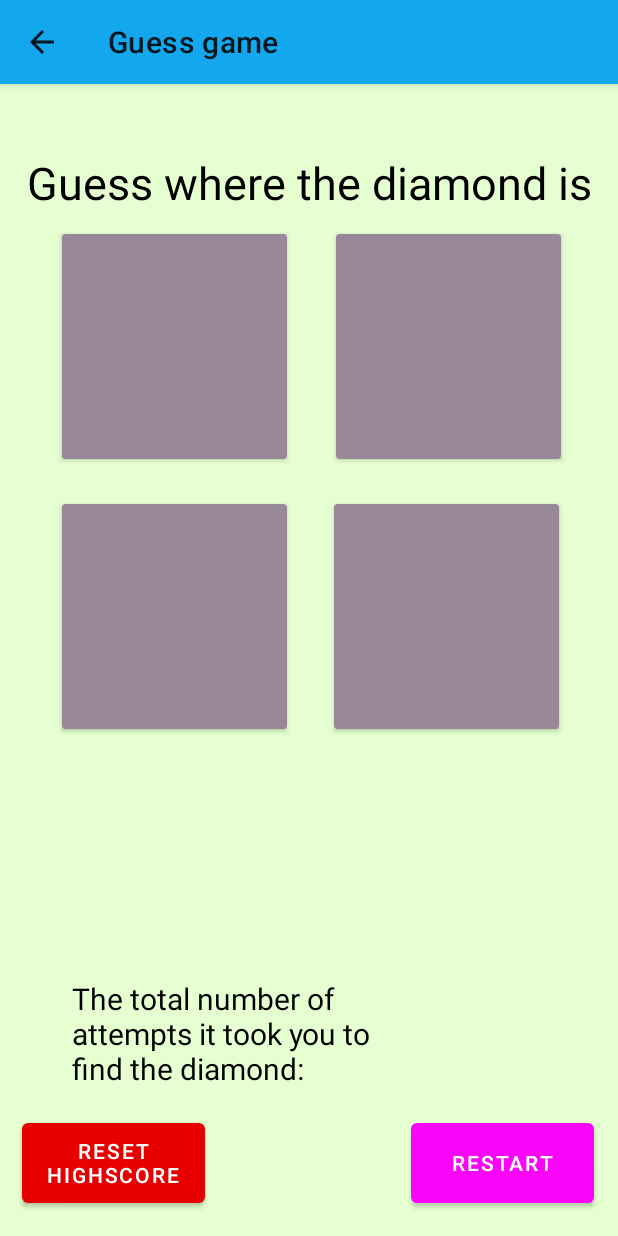
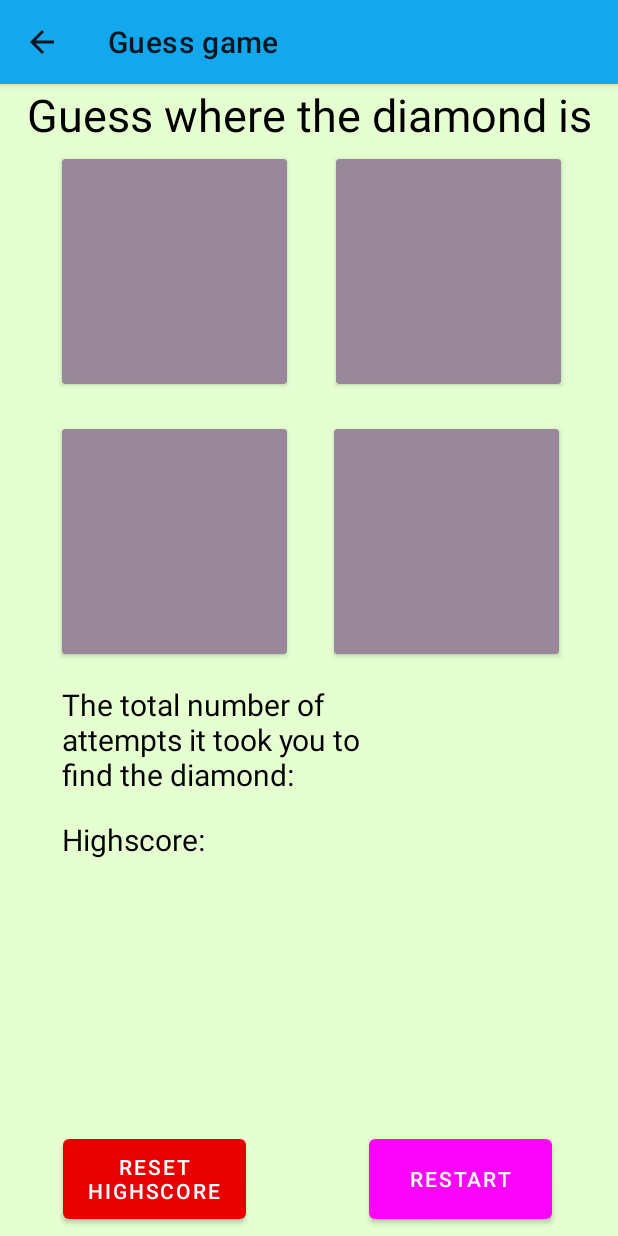
Before and after one commit to Jonnellisuus/Android-java, an Android app: the GuessGame screen opened directly, with no data from a screen before it, on a phone screen of 412 x 824 dp. Run offline under Robolectric (Android 15) with nearby library versions, the phone set to English and light mode, and no system bars; network calls fail.

Commit message:
Added highscore text.

```diff
--- a/android-java-programming/app/src/main/res/layout/activity_guess_game.xml
+++ b/android-java-programming/app/src/main/res/layout/activity_guess_game.xml
@@ -12,7 +12,7 @@
         android:layout_width="100dp"
         android:layout_height="100dp"
         android:layout_marginStart="250dp"
-        android:layout_marginTop="305dp"
+        android:layout_marginTop="255dp"
         android:visibility="invisible"
         app:layout_constraintStart_toStartOf="parent"
         app:layout_constraintTop_toTopOf="parent"
@@ -23,7 +23,7 @@
         android:layout_width="100dp"
         android:layout_height="100dp"
         android:layout_marginStart="65dp"
-        android:layout_marginTop="305dp"
+        android:layout_marginTop="255dp"
         android:visibility="invisible"
         app:layout_constraintStart_toStartOf="parent"
         app:layout_constraintTop_toTopOf="parent"
@@ -34,7 +34,7 @@
         android:layout_width="100dp"
         android:layout_height="100dp"
         android:layout_marginStart="250dp"
-        android:layout_marginTop="125dp"
+        android:layout_marginTop="75dp"
         android:visibility="invisible"
         app:layout_constraintStart_toStartOf="parent"
         app:layout_constraintTop_toTopOf="parent"
@@ -45,7 +45,7 @@
         android:layout_width="100dp"
         android:layout_height="100dp"
         android:layout_marginStart="65dp"
-        android:layout_marginTop="125dp"
+        android:layout_marginTop="75dp"
         android:visibility="invisible"
         app:layout_constraintStart_toStartOf="parent"
         app:layout_constraintTop_toTopOf="parent"
@@ -55,7 +55,7 @@
         android:id="@+id/guessGameFirstCard"
         android:layout_width="150dp"
         android:layout_height="150dp"
-        android:layout_marginTop="280dp"
+        android:layout_marginTop="230dp"
         android:layout_marginEnd="3dp"
         android:clickable="true"
         android:focusable="true"
@@ -72,7 +72,7 @@
         android:layout_width="150dp"
         android:layout_height="150dp"
         android:layout_marginStart="8dp"
-        android:layout_marginTop="280dp"
+        android:layout_marginTop="230dp"
         android:clickable="true"
         android:focusable="true"
         android:foreground="?attr/selectableItemBackground"
@@ -87,7 +87,7 @@
         android:id="@+id/guessGameThirdCard"
         android:layout_width="150dp"
         android:layout_height="150dp"
-        android:layout_marginTop="100dp"
+        android:layout_marginTop="50dp"
         android:layout_marginEnd="10dp"
         android:clickable="true"
         android:focusable="true"
@@ -104,7 +104,7 @@
         android:layout_width="150dp"
         android:layout_height="150dp"
         android:layout_marginStart="8dp"
-        android:layout_marginTop="100dp"
+        android:layout_marginTop="50dp"
         android:clickable="true"
         android:focusable="true"
         android:foreground="?attr/selectableItemBackground"
@@ -122,7 +122,6 @@
         android:layout_width="wrap_content"
         android:layout_height="wrap_content"
         android:layout_marginStart="8dp"
-        android:layout_marginTop="45dp"
         android:layout_marginEnd="8dp"
         android:text="@string/guessGameTitle"
         android:textColor="@android:color/black"
@@ -135,10 +134,8 @@
         android:id="@+id/restartGuessGame"
         android:layout_width="122dp"
         android:layout_height="65dp"
-        android:layout_gravity="end|bottom"
-        android:layout_margin="16dp"
-        android:layout_marginEnd="204dp"
-        android:layout_marginBottom="80dp"
+        android:layout_marginEnd="44dp"
+        android:layout_marginBottom="5dp"
         android:text="@string/guessGameRefreshButton"
         app:backgroundTint="@color/guessGameRestartButton"
         app:layout_constraintBottom_toBottomOf="parent"
@@ -148,8 +145,8 @@
         android:id="@+id/resetHighScore"
         android:layout_width="122dp"
         android:layout_height="65dp"
-        android:layout_marginEnd="275dp"
-        android:layout_marginBottom="16dp"
+        android:layout_marginEnd="248dp"
+        android:layout_marginBottom="5dp"
         android:text="@string/guessGameResetHighScoreButton"
         app:backgroundTint="@color/resetHighScoreButton"
         app:layout_constraintBottom_toBottomOf="parent"
@@ -159,17 +156,14 @@
         android:id="@+id/guessGameScoreText"
         android:layout_width="wrap_content"
         android:layout_height="wrap_content"
-        android:layout_marginStart="210dp"
-        android:layout_marginTop="515dp"
-        android:layout_marginBottom="80dp"
+        android:layout_marginStart="200dp"
+        android:layout_marginTop="447dp"
         android:text="@string/guessGameScore"
         android:textColor="@android:color/black"
         android:textSize="20sp"
         android:visibility="invisible"
-        app:layout_constraintBottom_toBottomOf="parent"
         app:layout_constraintStart_toStartOf="parent"
-        app:layout_constraintTop_toTopOf="parent"
-        app:layout_constraintVertical_bias="0.296" />
+        app:layout_constraintTop_toTopOf="parent" />
 
     <TextView
         android:id="@+id/guessGameCurrentTries"
@@ -188,26 +182,35 @@
         android:id="@+id/guessGameTotalTriesText"
         android:layout_width="237dp"
         android:layout_height="76dp"
-        android:layout_marginStart="48dp"
-        android:layout_marginTop="500dp"
-        android:layout_marginBottom="80dp"
+        android:layout_marginStart="41dp"
+        android:layout_marginTop="400dp"
         android:text="@string/guessGameTotalTriesText"
         android:textColor="@android:color/black"
         android:textSize="20sp"
-        app:layout_constraintBottom_toBottomOf="parent"
         app:layout_constraintStart_toStartOf="parent"
-        app:layout_constraintTop_toTopOf="parent"
-        app:layout_constraintVertical_bias="0.855" />
+        app:layout_constraintTop_toTopOf="parent" />
 
     <TextView
         android:id="@+id/guessGameHighScore"
-        android:layout_width="53dp"
-        android:layout_height="38dp"
-        android:layout_marginStart="304dp"
-        android:layout_marginTop="580dp"
+        android:layout_width="17dp"
+        android:layout_height="39dp"
+        android:layout_marginStart="150dp"
+        android:layout_marginTop="490dp"
         android:gravity="center_horizontal"
         android:textColor="@android:color/black"
-        android:textSize="15sp"
+        android:textSize="20sp"
+        app:layout_constraintStart_toStartOf="parent"
+        app:layout_constraintTop_toTopOf="parent" />
+
+    <TextView
+        android:id="@+id/textView"
+        android:layout_width="wrap_content"
+        android:layout_height="wrap_content"
+        android:layout_marginStart="41dp"
+        android:layout_marginTop="490dp"
+        android:text="@string/guessGameHighScoreText"
+        android:textColor="@android:color/black"
+        android:textSize="20sp"
         app:layout_constraintStart_toStartOf="parent"
         app:layout_constraintTop_toTopOf="parent" />
 
--- a/android-java-programming/app/src/main/res/values/strings.xml
+++ b/android-java-programming/app/src/main/res/values/strings.xml
@@ -12,6 +12,7 @@
     <string name="guessGameTotalTriesText">"The total number of attempts it took you to find the diamond: "</string>
     <string name="guessGameRefreshButton">Restart</string>
     <string name="guessGameResetHighScoreButton">Reset highscore</string>
+    <string name="guessGameHighScoreText">Highscore:</string>
 
     <string name="title_activity_main" translatable="false">MainActivity</string>
     <string name="title_home">Home</string>
```
Also changed, not shown: 1 other file.
